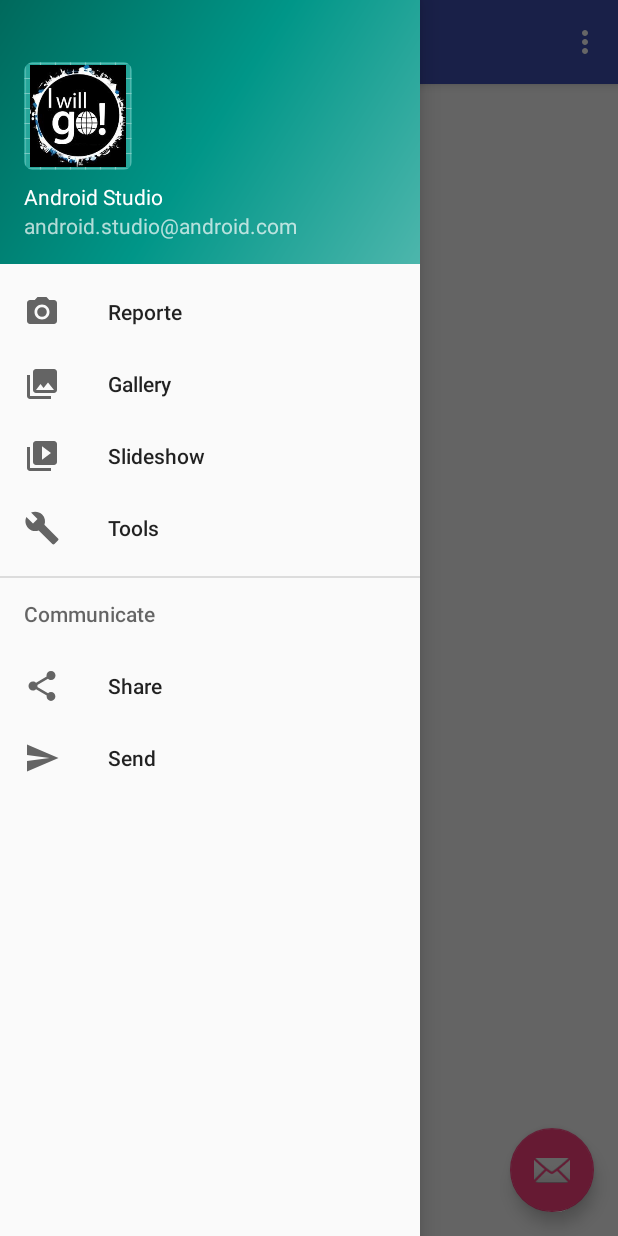
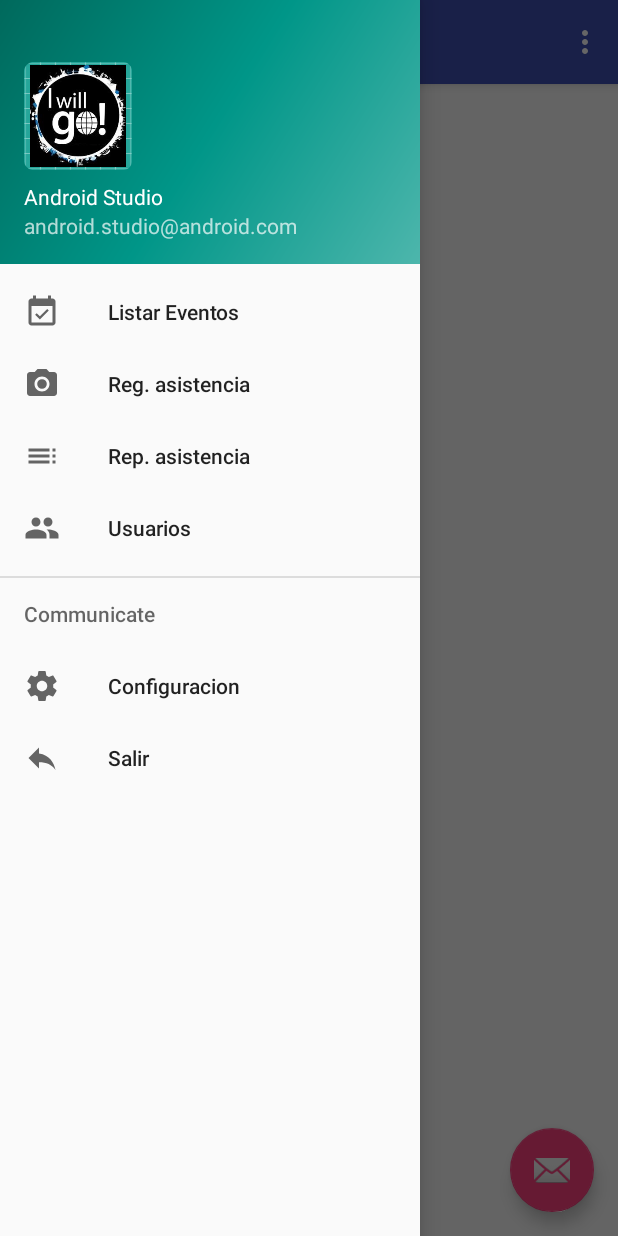
Before and after one commit to williamqc/william, an Android app: the HomeActivity screen opened directly, with no data from a screen before it, with the side drawer open, on a phone screen of 412 x 824 dp. Run offline under Robolectric (Android 15) with nearby library versions, the phone set to English and light mode, and no system bars.

Commit message:
second comit

```diff
--- a/app/src/main/AndroidManifest.xml
+++ b/app/src/main/AndroidManifest.xml
@@ -13,7 +13,8 @@
         android:roundIcon="@mipmap/ic_launcher_round"
         android:supportsRtl="true"
         android:theme="@style/AppTheme">
-        <activity android:name=".SplashActivity">
+        <activity android:name=".SplashActivity"
+            android:screenOrientation="portrait">
             <intent-filter>
                 <action android:name="android.intent.action.MAIN" />
 
--- /dev/null
+++ b/app/src/main/res/drawable/ic_configuracion.xml
@@ -0,0 +1,9 @@
+<vector xmlns:android="http://schemas.android.com/apk/res/android"
+        android:width="24dp"
+        android:height="24dp"
+        android:viewportWidth="24.0"
+        android:viewportHeight="24.0">
+    <path
+        android:fillColor="#FF000000"
+        android:pathData="M19.43,12.98c0.04,-0.32 0.07,-0.64 0.07,-0.98s-0.03,-0.66 -0.07,-0.98l2.11,-1.65c0.19,-0.15 0.24,-0.42 0.12,-0.64l-2,-3.46c-0.12,-0.22 -0.39,-0.3 -0.61,-0.22l-2.49,1c-0.52,-0.4 -1.08,-0.73 -1.69,-0.98l-0.38,-2.65C14.46,2.18 14.25,2 14,2h-4c-0.25,0 -0.46,0.18 -0.49,0.42l-0.38,2.65c-0.61,0.25 -1.17,0.59 -1.69,0.98l-2.49,-1c-0.23,-0.09 -0.49,0 -0.61,0.22l-2,3.46c-0.13,0.22 -0.07,0.49 0.12,0.64l2.11,1.65c-0.04,0.32 -0.07,0.65 -0.07,0.98s0.03,0.66 0.07,0.98l-2.11,1.65c-0.19,0.15 -0.24,0.42 -0.12,0.64l2,3.46c0.12,0.22 0.39,0.3 0.61,0.22l2.49,-1c0.52,0.4 1.08,0.73 1.69,0.98l0.38,2.65c0.03,0.24 0.24,0.42 0.49,0.42h4c0.25,0 0.46,-0.18 0.49,-0.42l0.38,-2.65c0.61,-0.25 1.17,-0.59 1.69,-0.98l2.49,1c0.23,0.09 0.49,0 0.61,-0.22l2,-3.46c0.12,-0.22 0.07,-0.49 -0.12,-0.64l-2.11,-1.65zM12,15.5c-1.93,0 -3.5,-1.57 -3.5,-3.5s1.57,-3.5 3.5,-3.5 3.5,1.57 3.5,3.5 -1.57,3.5 -3.5,3.5z"/>
+</vector>
--- /dev/null
+++ b/app/src/main/res/drawable/ic_listar_evento.xml
@@ -0,0 +1,9 @@
+<vector xmlns:android="http://schemas.android.com/apk/res/android"
+        android:width="24dp"
+        android:height="24dp"
+        android:viewportWidth="24.0"
+        android:viewportHeight="24.0">
+    <path
+        android:fillColor="#FF000000"
+        android:pathData="M16.53,11.06L15.47,10l-4.88,4.88 -2.12,-2.12 -1.06,1.06L10.59,17l5.94,-5.94zM19,3h-1L18,1h-2v2L8,3L8,1L6,1v2L5,3c-1.11,0 -1.99,0.9 -1.99,2L3,19c0,1.1 0.89,2 2,2h14c1.1,0 2,-0.9 2,-2L21,5c0,-1.1 -0.9,-2 -2,-2zM19,19L5,19L5,8h14v11z"/>
+</vector>
--- /dev/null
+++ b/app/src/main/res/drawable/ic_people_black_24dp.xml
@@ -0,0 +1,9 @@
+<vector xmlns:android="http://schemas.android.com/apk/res/android"
+        android:width="24dp"
+        android:height="24dp"
+        android:viewportWidth="24.0"
+        android:viewportHeight="24.0">
+    <path
+        android:fillColor="#FF000000"
+        android:pathData="M16,11c1.66,0 2.99,-1.34 2.99,-3S17.66,5 16,5c-1.66,0 -3,1.34 -3,3s1.34,3 3,3zM8,11c1.66,0 2.99,-1.34 2.99,-3S9.66,5 8,5C6.34,5 5,6.34 5,8s1.34,3 3,3zM8,13c-2.33,0 -7,1.17 -7,3.5L1,19h14v-2.5c0,-2.33 -4.67,-3.5 -7,-3.5zM16,13c-0.29,0 -0.62,0.02 -0.97,0.05 1.16,0.84 1.97,1.97 1.97,3.45L17,19h6v-2.5c0,-2.33 -4.67,-3.5 -7,-3.5z"/>
+</vector>
--- /dev/null
+++ b/app/src/main/res/drawable/ic_reportar_asistecia.xml
@@ -0,0 +1,9 @@
+<vector xmlns:android="http://schemas.android.com/apk/res/android"
+        android:width="24dp"
+        android:height="24dp"
+        android:viewportWidth="24.0"
+        android:viewportHeight="24.0">
+    <path
+        android:fillColor="#FF000000"
+        android:pathData="M3,9h14L17,7L3,7v2zM3,13h14v-2L3,11v2zM3,17h14v-2L3,15v2zM19,17h2v-2h-2v2zM19,7v2h2L21,7h-2zM19,13h2v-2h-2v2z"/>
+</vector>
--- /dev/null
+++ b/app/src/main/res/drawable/ic_salir.xml
@@ -0,0 +1,9 @@
+<vector xmlns:android="http://schemas.android.com/apk/res/android"
+        android:width="24dp"
+        android:height="24dp"
+        android:viewportWidth="24.0"
+        android:viewportHeight="24.0">
+    <path
+        android:fillColor="#FF000000"
+        android:pathData="M10,9V5l-7,7 7,7v-4.1c5,0 8.5,1.6 11,5.1 -1,-5 -4,-10 -11,-11z"/>
+</vector>
--- a/app/src/main/res/layout/activity_main_qr.xml
+++ b/app/src/main/res/layout/activity_main_qr.xml
@@ -10,7 +10,8 @@
         android:layout_width="368dp"
         android:layout_height="495dp"
         tools:layout_editor_absoluteX="8dp"
-        tools:layout_editor_absoluteY="8dp">
+        tools:layout_editor_absoluteY="8dp"
+        tools:ignore="MissingConstraints">
 
         <LinearLayout
             android:layout_width="match_parent"
--- a/app/src/main/res/menu/activity_home_drawer.xml
+++ b/app/src/main/res/menu/activity_home_drawer.xml
@@ -6,32 +6,32 @@
     <group android:checkableBehavior="single">
         <item
             android:id="@+id/nav_reporte"
-            android:icon="@drawable/ic_menu_camera"
-            android:title="Reporte" />
+            android:icon="@drawable/ic_listar_evento"
+            android:title="Listar Eventos" />
         <item
             android:id="@+id/nav_gallery"
-            android:icon="@drawable/ic_menu_gallery"
-            android:title="Gallery" />
+            android:icon="@drawable/ic_menu_camera"
+            android:title="Reg. asistencia" />
         <item
             android:id="@+id/nav_slideshow"
-            android:icon="@drawable/ic_menu_slideshow"
-            android:title="Slideshow" />
+            android:icon="@drawable/ic_reportar_asistecia"
+            android:title="Rep. asistencia" />
         <item
             android:id="@+id/nav_manage"
-            android:icon="@drawable/ic_menu_manage"
-            android:title="Tools" />
+            android:icon="@drawable/ic_people_black_24dp"
+            android:title="Usuarios" />
     </group>
 
     <item android:title="Communicate">
         <menu>
             <item
                 android:id="@+id/nav_share"
-                android:icon="@drawable/ic_menu_share"
-                android:title="Share" />
+                android:icon="@drawable/ic_configuracion"
+                android:title="Configuracion" />
             <item
                 android:id="@+id/nav_send"
-                android:icon="@drawable/ic_menu_send"
-                android:title="Send" />
+                android:icon="@drawable/ic_salir"
+                android:title="Salir" />
         </menu>
     </item>
 
```
Also changed, not shown: app/src/main/assets/Check2.json (added, +1 -0 lines), 1 other file.
